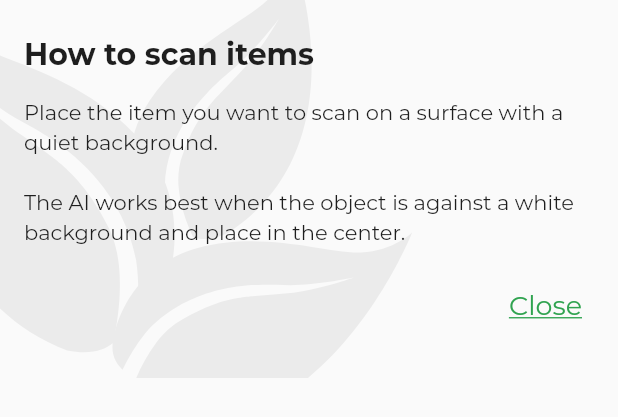
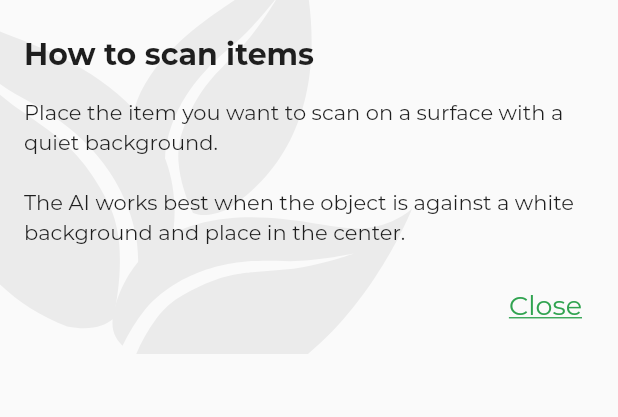
Before and after one commit to matthewyingtao/environ, a Flutter app: the HelpDialog widget shown alone on an empty page, opened directly, on a phone screen of 412 x 824 dp. Shown: the top 417 px of the screen. Run offline on Flutter 3.47's test engine with Material 2 defaults, Android fonts, the phone set to English and light mode, and no system bars; our stand-ins replace camera, cloud_firestore, firebase_auth, firebase_core, flutter_spinkit, flutter_svg and 3 more; missing offline and left inert: tflite; accounts and stored records are empty.

Commit message:
reduced bottom padding of Help Dialog

```diff
--- a/lib/screens/home/help_dialog.dart
+++ b/lib/screens/home/help_dialog.dart
@@ -25,7 +25,7 @@ class HelpDialog extends StatelessWidget {
           ),
           SingleChildScrollView(
             child: Container(
-              padding: EdgeInsets.symmetric(horizontal: 16.0, vertical: 24.0),
+              padding: EdgeInsets.fromLTRB(16.0, 24.0, 16.0, 8.0),
               child: Column(
                 children: [
                   Align(
```
